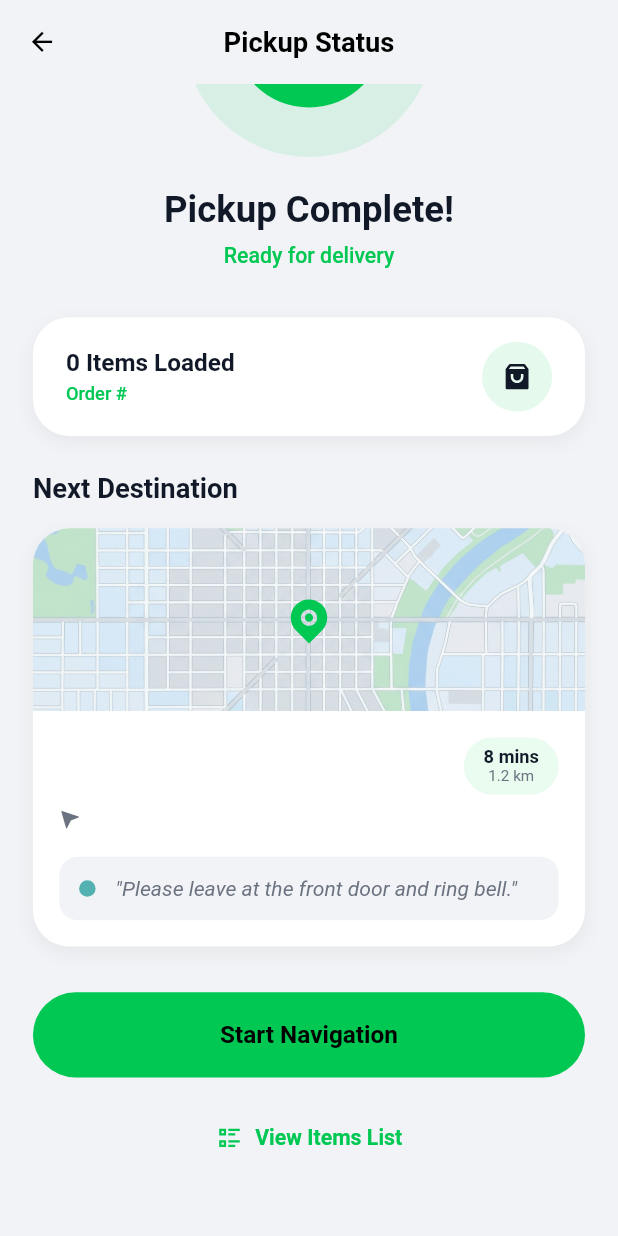
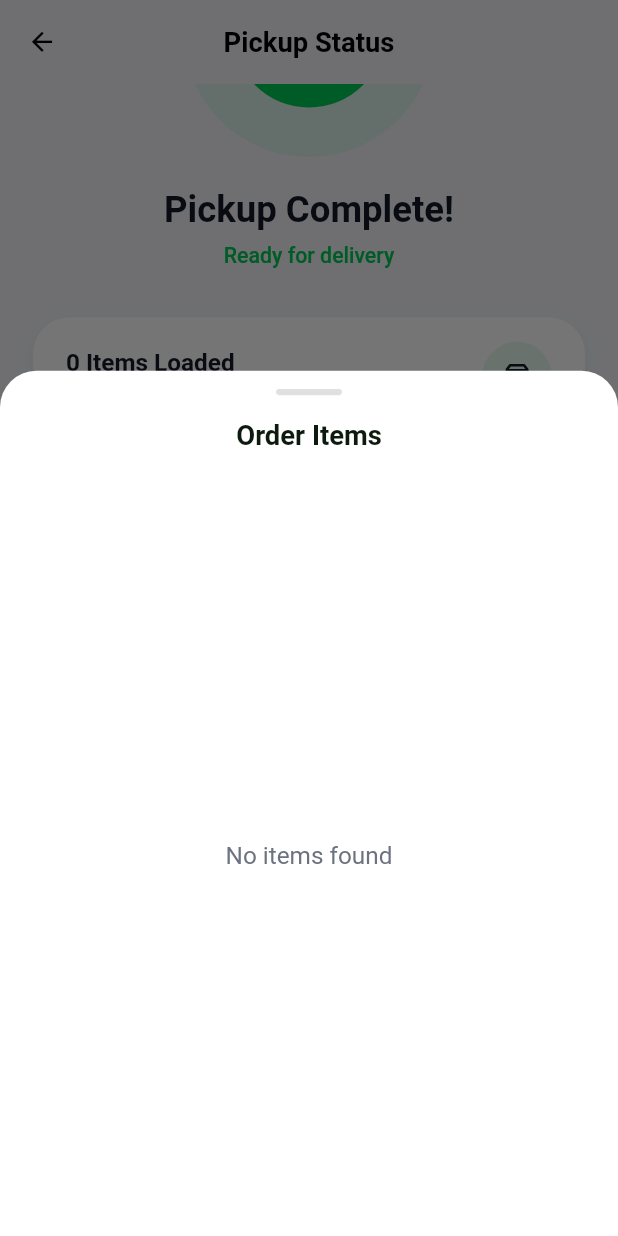
Before and after one commit to gauravsitsolutions/grocery_delivery, a Flutter app: the PickupSuccessView screen opened directly with empty values, scrolled down 161 dp, after a tap on "View Items List", on a phone screen of 412 x 824 dp. Run offline on Flutter 3.47's test engine with Material 3 defaults, Android fonts, the phone set to English and light mode, and no system bars; drawn by our look-alikes of avatar_glow; our stand-ins replace awesome_snackbar_content, cached_network_image, connectivity_plus, fl_chart, image_picker, in_app_review and 6 more; accounts and stored records are empty; network calls fail.

Commit message:
feat: Implement glowing animations for success indicators, add order item list modal, and enhance UI consistency with adaptive icons and color constants.

```diff
--- a/lib/view/order_details/order_delivery_screen.dart
+++ b/lib/view/order_details/order_delivery_screen.dart
@@ -35,7 +35,7 @@ class OrderDeliveryScreen extends StatelessWidget {
             shape: BoxShape.circle,
           ),
           child: IconButton(
-            icon: Icon(Icons.arrow_back_ios_new,
+            icon: Icon(Icons.adaptive.arrow_back,
                 color: AppColors.black, size: R.sp(18)),
             padding: EdgeInsets.zero,
             onPressed: () => Navigator.pop(context),
--- a/lib/view/pickup/pickup_success_view.dart
+++ b/lib/view/pickup/pickup_success_view.dart
@@ -1,3 +1,4 @@
+import 'package:avatar_glow/avatar_glow.dart';
 import 'package:flutter/material.dart';
 
 import 'package:remixicon/remixicon.dart';
@@ -38,12 +39,18 @@ class PickupSuccessView extends StatelessWidget {
         child: Column(
           children: [
             SizedBox(height: R.h(20)),
+
             // Success Indicator
-            Container(
+            AvatarGlow(
+              glowColor: AppColors.primaryGreen,
+              duration: const Duration(milliseconds: 2000),
+              repeat: true,
+              startDelay: const Duration(milliseconds: 100),
+              child: Container(
                 padding: EdgeInsets.all(R.w(30)),
                 decoration: BoxDecoration(
                   shape: BoxShape.circle,
-                color: AppColors.primaryGreen.withOpacity(0.1),
+                  color: AppColors.primaryGreen.withValues(alpha: 0.1),
                 ),
                 child: Container(
                   padding: EdgeInsets.all(R.w(24)),
@@ -55,6 +62,7 @@ class PickupSuccessView extends StatelessWidget {
                     Remix.check_line,
                     color: AppColors.white,
                     size: R.sp(48),
+                  ),
                 ),
               ),
             ),
@@ -329,7 +337,7 @@ class PickupSuccessView extends StatelessWidget {
             // View Items List
             TextButton.icon(
               onPressed: () {
-                // TODO: Show items bottom sheet or dialog
+                _showItemsList(context);
               },
               icon: Icon(Remix.list_check_2,
                   color: AppColors.primaryGreen, size: R.sp(18)),
@@ -348,4 +356,116 @@ class PickupSuccessView extends StatelessWidget {
       ),
     );
   }
+
+  void _showItemsList(BuildContext context) {
+    showModalBottomSheet(
+      context: context,
+      isScrollControlled: true,
+      backgroundColor: Colors.transparent,
+      builder: (context) => Container(
+        height: MediaQuery.of(context).size.height * 0.7,
+        decoration: BoxDecoration(
+          color: AppColors.white,
+          borderRadius: BorderRadius.vertical(top: Radius.circular(R.r(24))),
+        ),
+        child: Column(
+          children: [
+            SizedBox(height: R.h(12)),
+            Container(
+              width: R.w(40),
+              height: R.h(4),
+              decoration: BoxDecoration(
+                color: AppColors.grey300,
+                borderRadius: BorderRadius.circular(R.r(2)),
+              ),
+            ),
+            SizedBox(height: R.h(16)),
+            Text(
+              'Order Items',
+              style: TextStyle(
+                fontSize: R.sp(18),
+                fontWeight: FontWeight.bold,
+                color: AppColors.headingText,
+              ),
+            ),
+            SizedBox(height: R.h(16)),
+            Expanded(
+              child: order.orderItems.isEmpty
+                  ? Center(
+                      child: Text(
+                        'No items found',
+                        style: TextStyle(
+                          color: AppColors.bodyText,
+                          fontSize: R.sp(16),
+                        ),
+                      ),
+                    )
+                  : ListView.builder(
+                      padding: EdgeInsets.symmetric(
+                          horizontal: R.w(20), vertical: R.h(8)),
+                      itemCount: order.orderItems.length,
+                      itemBuilder: (context, index) {
+                        final item = order.orderItems[index];
+                        return Padding(
+                          padding: EdgeInsets.only(bottom: R.h(16)),
+                          child: Row(
+                            children: [
+                              Container(
+                                width: R.w(60),
+                                height: R.w(60),
+                                decoration: BoxDecoration(
+                                  color: AppColors.softGreyBg,
+                                  borderRadius: BorderRadius.circular(R.r(12)),
+                                  image: item.product?.productImageUrls
+                                              .isNotEmpty ==
+                                          true
+                                      ? DecorationImage(
+                                          image: NetworkImage(item
+                                              .product!.productImageUrls.first),
+                                          fit: BoxFit.cover,
+                                        )
+                                      : null,
+                                ),
+                                child: item.product?.productImageUrls.isEmpty ??
+                                        true
+                                    ? Icon(Remix.image_line,
+                                        color: AppColors.grey400,
+                                        size: R.sp(24))
+                                    : null,
+                              ),
+                              SizedBox(width: R.w(16)),
+                              Expanded(
+                                child: Column(
+                                  crossAxisAlignment: CrossAxisAlignment.start,
+                                  children: [
+                                    Text(
+                                      item.product?.name ?? 'Unknown Product',
+                                      style: TextStyle(
+                                        fontSize: R.sp(16),
+                                        fontWeight: FontWeight.w600,
+                                        color: AppColors.textPrimary,
+                                      ),
+                                    ),
+                                    SizedBox(height: R.h(4)),
+                                    Text(
+                                      'Qty: ${item.quantity}',
+                                      style: TextStyle(
+                                        fontSize: R.sp(14),
+                                        color: AppColors.bodyText,
+                                      ),
+                                    ),
+                                  ],
+                                ),
+                              ),
+                            ],
+                          ),
+                        );
+                      },
+                    ),
+            ),
+          ],
+        ),
+      ),
+    );
   }
+}
--- a/lib/view/pickup/pickup_task_view.dart
+++ b/lib/view/pickup/pickup_task_view.dart
@@ -665,7 +665,7 @@ class _PickupTaskViewState extends State<PickupTaskView> {
       // Navigate to Pickup Success View
       PersistentNavBarNavigator.pushNewScreen(
         context,
-        screen: PickupSuccessView(order: widget.order),
+        screen: PickupSuccessView(order: viewModel.order ?? widget.order),
         withNavBar: false,
         pageTransitionAnimation: PageTransitionAnimation.cupertino,
       );
```
Also changed, not shown: lib/view/feedback/order_rejected_feedback_view.dart (+11 -7 lines), lib/view/verification/delivery_verification_view.dart (+9 -1 lines). Lines whose indentation alone changed are shown as unchanged.
